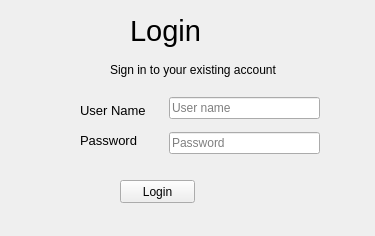
First picture: the form in login.ui, repository ShadiMi/Group27_hApp_project, before the edit.
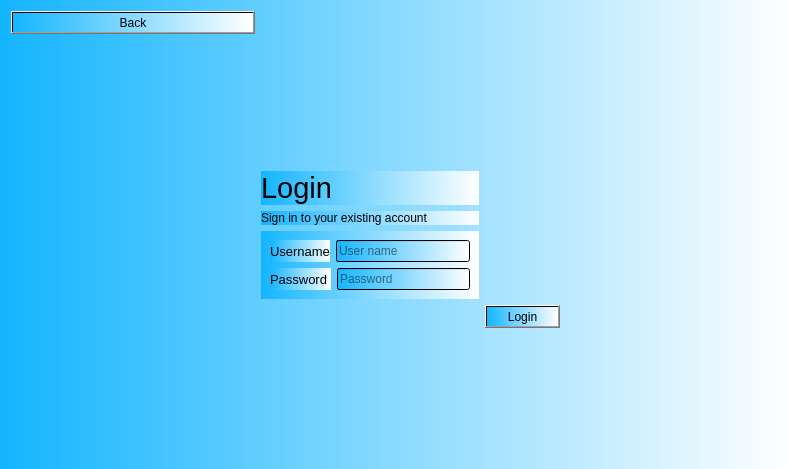
Second picture: the form after the edit.

What changed in the file:
```diff
--- a/login.ui
+++ b/login.ui
@@ -6,118 +6,135 @@
    <rect>
     <x>0</x>
     <y>0</y>
-    <width>375</width>
-    <height>236</height>
+    <width>789</width>
+    <height>469</height>
    </rect>
   </property>
   <property name="windowTitle">
    <string>login</string>
   </property>
-  <widget class="QPushButton" name="loginL">
-   <property name="geometry">
-    <rect>
-     <x>120</x>
-     <y>180</y>
-     <width>75</width>
-     <height>23</height>
-    </rect>
-   </property>
-   <property name="cursor">
-    <cursorShape>WaitCursor</cursorShape>
-   </property>
-   <property name="toolTip">
-    <string>Press To Login </string>
-   </property>
+  <property name="styleSheet">
+   <string notr="true">background:qlineargradient(spread:pad, x1:0, y1:0, x2:1, y2:0, stop:0 rgb(20, 181, 255), stop:1 rgb(255, 255, 255, 255))</string>
+  </property>
+  <layout class="QGridLayout" name="gridLayout">
+   <item row="0" column="0" colspan="2">
+    <widget class="QPushButton" name="back">
+     <property name="autoFillBackground">
+      <bool>false</bool>
+     </property>
    <property name="text">
-    <string>Login</string>
-   </property>
-  </widget>
-  <widget class="QLabel" name="unL">
-   <property name="geometry">
-    <rect>
-     <x>80</x>
-     <y>100</y>
-     <width>81</width>
-     <height>21</height>
-    </rect>
-   </property>
-   <property name="font">
-    <font>
-     <pointsize>10</pointsize>
-    </font>
-   </property>
-   <property name="text">
-    <string>User Name</string>
-   </property>
-  </widget>
-  <widget class="QLabel" name="pwL">
-   <property name="geometry">
-    <rect>
-     <x>80</x>
-     <y>130</y>
-     <width>71</width>
-     <height>20</height>
-    </rect>
-   </property>
-   <property name="font">
-    <font>
-     <pointsize>10</pointsize>
-    </font>
-   </property>
-   <property name="text">
-    <string>Password</string>
-   </property>
-  </widget>
+      <string>Back</string>
+     </property>
+    </widget>
+   </item>
+   <item row="1" column="0">
+    <spacer name="verticalSpacer_2">
+     <property name="orientation">
+      <enum>Qt::Vertical</enum>
+     </property>
+     <property name="sizeHint" stdset="0">
+      <size>
+       <width>20</width>
+       <height>40</height>
+      </size>
+     </property>
+    </spacer>
+   </item>
+   <item row="2" column="2">
   <widget class="QLabel" name="label">
-   <property name="geometry">
-    <rect>
-     <x>130</x>
-     <y>10</y>
-     <width>141</width>
-     <height>41</height>
-    </rect>
-   </property>
    <property name="font">
     <font>
      <pointsize>22</pointsize>
     </font>
    </property>
+     <property name="styleSheet">
+      <string notr="true">background:setAttribute(Qt::WA_TranslucentBackground)</string>
+     </property>
    <property name="text">
     <string>Login</string>
    </property>
   </widget>
+   </item>
+   <item row="3" column="1" rowspan="2">
+    <spacer name="horizontalSpacer">
+     <property name="orientation">
+      <enum>Qt::Horizontal</enum>
+     </property>
+     <property name="sizeHint" stdset="0">
+      <size>
+       <width>214</width>
+       <height>20</height>
+      </size>
+     </property>
+    </spacer>
+   </item>
+   <item row="3" column="2">
   <widget class="QLabel" name="label_2">
-   <property name="geometry">
-    <rect>
-     <x>110</x>
-     <y>60</y>
-     <width>171</width>
-     <height>20</height>
-    </rect>
+     <property name="styleSheet">
+      <string notr="true">background:setAttribute(Qt::WA_TranslucentBackground)</string>
    </property>
    <property name="text">
     <string>Sign in to your existing account</string>
    </property>
   </widget>
-  <widget class="QWidget" name="verticalLayoutWidget">
-   <property name="geometry">
-    <rect>
-     <x>169</x>
-     <y>90</y>
-     <width>151</width>
-     <height>71</height>
-    </rect>
+   </item>
+   <item row="4" column="2">
+    <widget class="QFrame" name="frame">
+     <property name="styleSheet">
+      <string notr="true">background:setAttribute(Qt::WA_TranslucentBackground)</string>
    </property>
    <layout class="QVBoxLayout" name="verticalLayout">
     <item>
+       <layout class="QHBoxLayout" name="horizontalLayout_3">
+        <item>
+         <widget class="QLabel" name="unL">
+          <property name="font">
+           <font>
+            <pointsize>10</pointsize>
+           </font>
+          </property>
+          <property name="styleSheet">
+           <string notr="true">background:setAttribute(Qt::WA_TranslucentBackground)</string>
+          </property>
+          <property name="text">
+           <string>Username</string>
+          </property>
+         </widget>
+        </item>
+        <item>
      <widget class="QLineEdit" name="usernameLF">
+          <property name="styleSheet">
+           <string notr="true">background:setAttribute(Qt::WA_TranslucentBackground)</string>
+          </property>
       <property name="placeholderText">
        <string>User name </string>
       </property>
      </widget>
     </item>
+       </layout>
+      </item>
+      <item>
+       <layout class="QHBoxLayout" name="horizontalLayout_4">
+        <item>
+         <widget class="QLabel" name="pwL">
+          <property name="font">
+           <font>
+            <pointsize>10</pointsize>
+           </font>
+          </property>
+          <property name="styleSheet">
+           <string notr="true">background:setAttribute(Qt::WA_TranslucentBackground)</string>
+          </property>
+          <property name="text">
+           <string>Password </string>
+          </property>
+         </widget>
+        </item>
     <item>
      <widget class="QLineEdit" name="passwordLF">
+          <property name="styleSheet">
+           <string notr="true">background:setAttribute(Qt::WA_TranslucentBackground)</string>
+          </property>
       <property name="echoMode">
        <enum>QLineEdit::Password</enum>
       </property>
@@ -127,20 +144,53 @@
      </widget>
     </item>
    </layout>
-  </widget>
-  <widget class="QLabel" name="label_3">
-   <property name="geometry">
-    <rect>
-     <x>170</x>
-     <y>160</y>
-     <width>141</width>
-     <height>16</height>
-    </rect>
+      </item>
+     </layout>
+    </widget>
+   </item>
+   <item row="4" column="4">
+    <spacer name="horizontalSpacer_2">
+     <property name="orientation">
+      <enum>Qt::Horizontal</enum>
+     </property>
+     <property name="sizeHint" stdset="0">
+      <size>
+       <width>214</width>
+       <height>20</height>
+      </size>
+     </property>
+    </spacer>
+   </item>
+   <item row="5" column="3">
+    <widget class="QPushButton" name="loginL">
+     <property name="cursor">
+      <cursorShape>ArrowCursor</cursorShape>
+     </property>
+     <property name="toolTip">
+      <string>Press To Login </string>
+     </property>
+     <property name="autoFillBackground">
+      <bool>false</bool>
    </property>
    <property name="text">
-    <string/>
-   </property>
-  </widget>
+      <string>Login</string>
+     </property>
+    </widget>
+   </item>
+   <item row="6" column="3">
+    <spacer name="verticalSpacer">
+     <property name="orientation">
+      <enum>Qt::Vertical</enum>
+     </property>
+     <property name="sizeHint" stdset="0">
+      <size>
+       <width>20</width>
+       <height>40</height>
+      </size>
+     </property>
+    </spacer>
+   </item>
+  </layout>
  </widget>
  <resources/>
  <connections/>
```
Left out of the diff: 6 changed lines with no effect on the pictures. Lines whose indentation alone changed are shown as unchanged.
